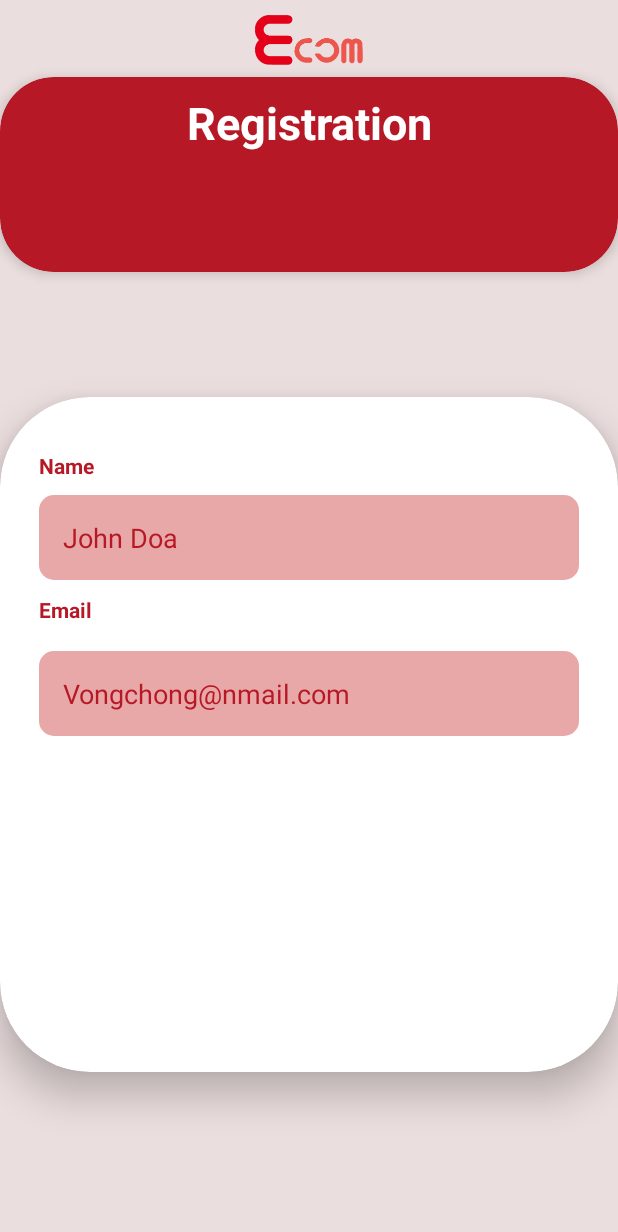
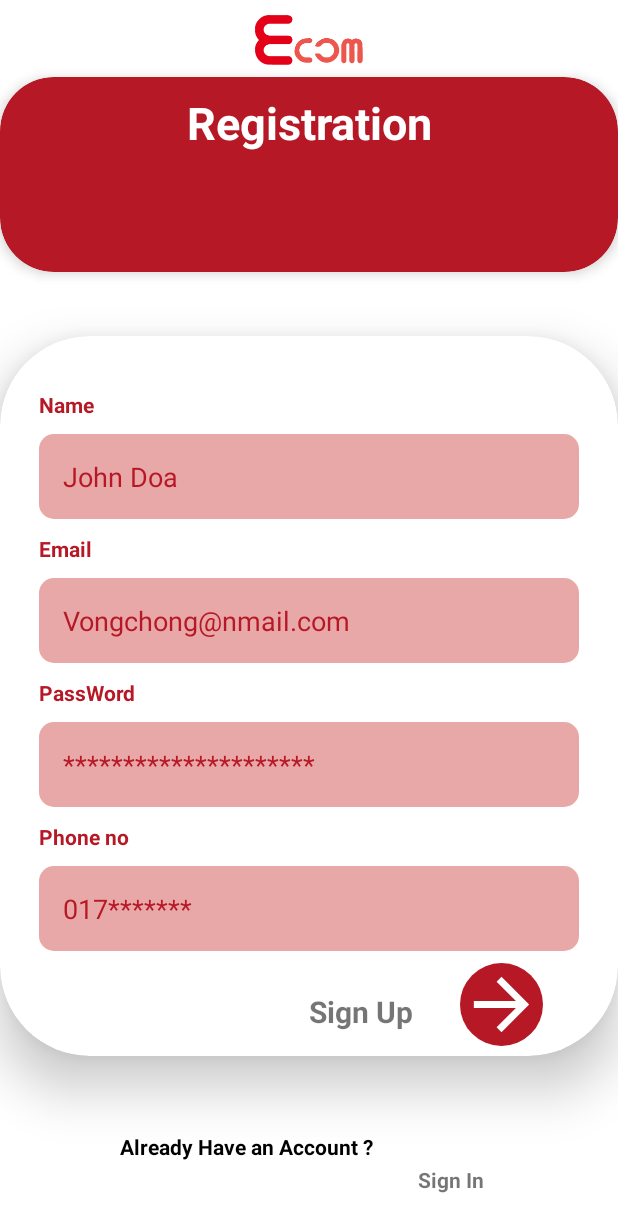
Before and after one commit to tanvir1111/Ecom-1, an Android app: the Registration screen opened directly, with no data from a screen before it, on a phone screen of 412 x 824 dp. Shown: the top 1232 px of the screen. Run offline under Robolectric (Android 15) with nearby library versions, the phone set to English and light mode, and no system bars.

Commit message:
registration form

```diff
--- /dev/null
+++ b/Ecom App/app/src/main/res/drawable/ic_arrow_forward_black_24dp.xml
@@ -0,0 +1,5 @@
+<vector android:height="10dp" android:tint="#FFFFFF"
+    android:viewportHeight="24.0" android:viewportWidth="24.0"
+    android:width="10dp" xmlns:android="http://schemas.android.com/apk/res/android">
+    <path android:fillColor="#FF000000" android:pathData="M12,4l-1.41,1.41L16.17,11H4v2h12.17l-5.58,5.59L12,20l8,-8z"/>
+</vector>
--- /dev/null
+++ b/Ecom App/app/src/main/res/drawable/signup_round_shape.xml
@@ -0,0 +1,12 @@
+<?xml version="1.0" encoding="utf-8"?>
+<shape
+    xmlns:android="http://schemas.android.com/apk/res/android"
+    android:shape="oval">
+
+    <solid
+        android:color="@color/colorPrimaryDark"/>
+
+    <size
+        android:width="55dp"
+        android:height="55dp"/>
+</shape>
--- a/Ecom App/app/src/main/res/layout/activity_registration.xml
+++ b/Ecom App/app/src/main/res/layout/activity_registration.xml
@@ -1,10 +1,11 @@
 <?xml version="1.0" encoding="utf-8"?>
-<androidx.constraintlayout.widget.ConstraintLayout xmlns:android="http://schemas.android.com/apk/res/android"
+<androidx.constraintlayout.widget.ConstraintLayout
+    xmlns:android="http://schemas.android.com/apk/res/android"
     xmlns:app="http://schemas.android.com/apk/res-auto"
     xmlns:tools="http://schemas.android.com/tools"
     android:layout_width="match_parent"
     android:layout_height="match_parent"
-     android:background="#EBDEDE"
+    android:background="#ffffff"
     tools:context=".Registration">
 
     <ImageView
@@ -12,7 +13,7 @@
         android:layout_width="wrap_content"
         android:layout_height="wrap_content"
         android:layout_marginTop="10dp"
-         android:src="@drawable/mini_logo"
+        android:src="@drawable/mini_logo"
         app:layout_constraintEnd_toEndOf="parent"
         app:layout_constraintStart_toStartOf="parent"
         app:layout_constraintTop_toTopOf="parent" />
@@ -23,8 +24,8 @@
         android:layout_width="match_parent"
         android:layout_height="130dp"
 
+        android:layout_marginTop="8dp"
         android:elevation="6sp"
-        android:layout_marginTop="8dp"
         app:cardBackgroundColor="@color/colorPrimaryDark"
         app:cardCornerRadius="36dp"
         app:cardElevation="5dp"
@@ -44,27 +45,25 @@
             android:textStyle="bold" />
 
 
-
-
-
     </androidx.cardview.widget.CardView>
 
     <androidx.cardview.widget.CardView
 
+        android:id="@+id/cardView2"
         android:layout_width="match_parent"
-        android:layout_height="450dp"
+        android:layout_height="480dp"
         android:layout_marginBottom="10dp"
-        android:elevation="6sp"
+        android:elevation="22sp"
         android:padding="25dp"
         app:cardBackgroundColor="@color/textColor"
         app:cardCornerRadius="60dp"
-        app:cardElevation="15dp"
+        app:cardElevation="20dp"
         app:layout_constraintBottom_toBottomOf="parent"
         app:layout_constraintEnd_toEndOf="parent"
         app:layout_constraintHorizontal_bias="0.52"
         app:layout_constraintStart_toStartOf="parent"
         app:layout_constraintTop_toTopOf="parent"
-        app:layout_constraintVertical_bias="0.727">
+        app:layout_constraintVertical_bias="0.66999996">
 
         <androidx.constraintlayout.widget.ConstraintLayout
             android:layout_width="match_parent"
@@ -129,11 +128,129 @@
                 app:layout_constraintHorizontal_bias="0.313"
                 app:layout_constraintStart_toStartOf="parent"
                 app:layout_constraintTop_toBottomOf="@+id/email"
-                app:layout_constraintVertical_bias="0.034" />
+                app:layout_constraintVertical_bias="0.0" />
+
+
+            <TextView
+                android:id="@+id/password"
+                android:layout_width="0dp"
+                android:layout_height="wrap_content"
+                android:layout_marginTop="10dp"
+                android:text="@string/password"
+                android:textColor="@color/colorPrimaryDark"
+                android:textSize="14sp"
+                android:textStyle="bold"
+                app:layout_constraintEnd_toEndOf="parent"
+                app:layout_constraintHorizontal_bias="0.49"
+                app:layout_constraintStart_toStartOf="parent"
+                app:layout_constraintTop_toBottomOf="@+id/emailId" />
+
+            <EditText
+                android:id="@+id/passwordId"
+                android:layout_width="0dp"
+                android:layout_height="wrap_content"
+                android:layout_marginTop="10dp"
+                android:background="@drawable/edit_round_shape"
+                android:hint="*********************"
+                android:inputType="textPassword"
+                android:padding="16dp"
+                android:textColorHint="@color/colorPrimaryDark"
+                app:layout_constraintBottom_toBottomOf="parent"
+                app:layout_constraintEnd_toEndOf="parent"
+                app:layout_constraintHorizontal_bias="0.49"
+                app:layout_constraintStart_toStartOf="parent"
+                app:layout_constraintTop_toBottomOf="@+id/password"
+                app:layout_constraintVertical_bias="0.0" />
+
+
+            <TextView
+                android:id="@+id/phone"
+                android:layout_width="0dp"
+                android:layout_height="wrap_content"
+                android:layout_marginTop="10dp"
+                android:text="Phone no"
+                android:textColor="@color/colorPrimaryDark"
+                android:textSize="14sp"
+                android:textStyle="bold"
+                app:layout_constraintEnd_toEndOf="parent"
+                app:layout_constraintHorizontal_bias="0.509"
+                app:layout_constraintStart_toStartOf="parent"
+                app:layout_constraintTop_toBottomOf="@+id/passwordId" />
+
+            <EditText
+                android:id="@+id/phoneId"
+                android:layout_width="0dp"
+                android:layout_height="wrap_content"
+                android:layout_marginTop="10dp"
+                android:background="@drawable/edit_round_shape"
+                android:hint="017*******"
+                android:inputType="textPassword"
+                android:padding="16dp"
+                android:textColorHint="@color/colorPrimaryDark"
+                app:layout_constraintBottom_toBottomOf="parent"
+                app:layout_constraintEnd_toEndOf="parent"
+                app:layout_constraintHorizontal_bias="0.49"
+                app:layout_constraintStart_toStartOf="parent"
+                app:layout_constraintTop_toBottomOf="@+id/phone"
+                app:layout_constraintVertical_bias="0.0" />
+
+
+            <TextView
+                android:id="@+id/textView2"
+                android:layout_width="wrap_content"
+                android:layout_height="wrap_content"
+                android:layout_marginStart="148dp"
+                android:text="Sign Up"
+                android:textSize="20sp"
+                android:textStyle="bold"
+                app:layout_constraintBottom_toBottomOf="parent"
+                app:layout_constraintEnd_toStartOf="@+id/signbtn"
+                app:layout_constraintStart_toStartOf="parent"
+                app:layout_constraintTop_toBottomOf="@+id/phoneId"
+                app:layout_constraintVertical_bias="0.619" />
+
+            <ImageView
+                android:id="@+id/signbtn"
+                android:layout_width="wrap_content"
+                android:layout_height="wrap_content"
+                android:layout_marginTop="8dp"
+                android:layout_marginEnd="24dp"
+                android:background="@drawable/signup_round_shape"
+                android:src="@drawable/ic_arrow_forward_black_24dp"
+                app:layout_constraintEnd_toEndOf="parent"
+                app:layout_constraintTop_toBottomOf="@+id/phoneId" />
+
 
         </androidx.constraintlayout.widget.ConstraintLayout>
 
 
     </androidx.cardview.widget.CardView>
 
+
+    <TextView
+        android:id="@+id/textView3"
+        android:layout_width="wrap_content"
+        android:layout_height="wrap_content"
+        android:layout_marginStart="80dp"
+        android:text="Already Have an Account ?  "
+
+        android:textColor="@color/textColorDark"
+        android:textStyle="bold"
+        app:layout_constraintBottom_toBottomOf="parent"
+        app:layout_constraintStart_toStartOf="parent"
+        app:layout_constraintTop_toBottomOf="@+id/cardView2" />
+
+    <TextView
+        android:layout_width="wrap_content"
+        android:layout_height="wrap_content"
+        android:text="Sign In"
+        android:textStyle="bold"
+
+        app:layout_constraintBottom_toBottomOf="parent"
+        app:layout_constraintEnd_toEndOf="parent"
+        app:layout_constraintHorizontal_bias="0.21"
+        app:layout_constraintStart_toEndOf="@+id/textView3"
+        app:layout_constraintTop_toBottomOf="@+id/cardView2"
+        app:layout_constraintVertical_bias="0.724" />
+
 </androidx.constraintlayout.widget.ConstraintLayout>
--- a/Ecom App/app/src/main/res/values/strings.xml
+++ b/Ecom App/app/src/main/res/values/strings.xml
@@ -1,3 +1,4 @@
 <resources>
     <string name="app_name">Ecom</string>
+    <string name="password">PassWord</string>
 </resources>
```
